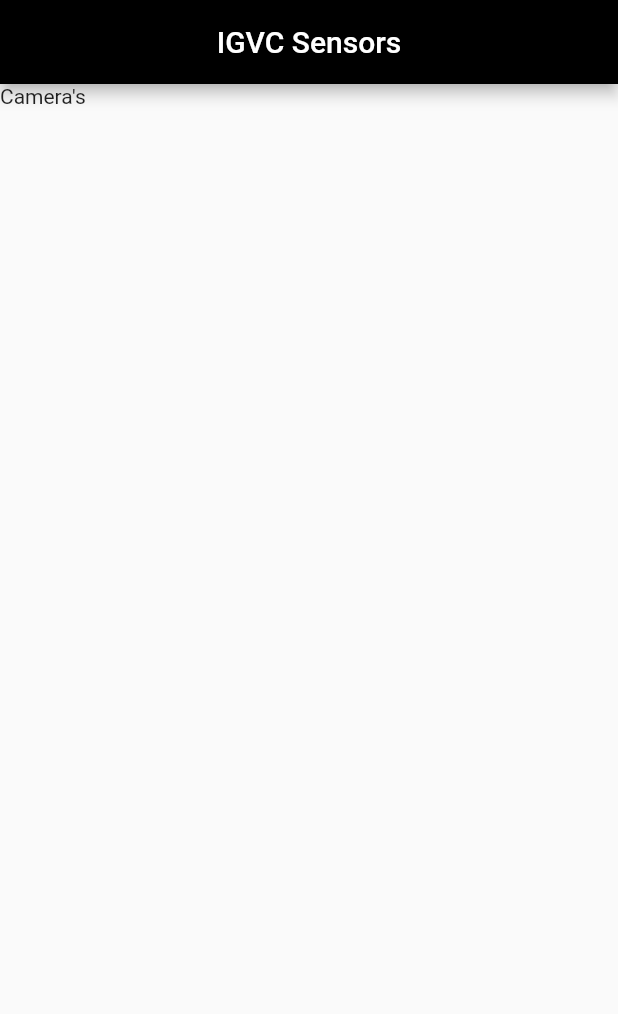
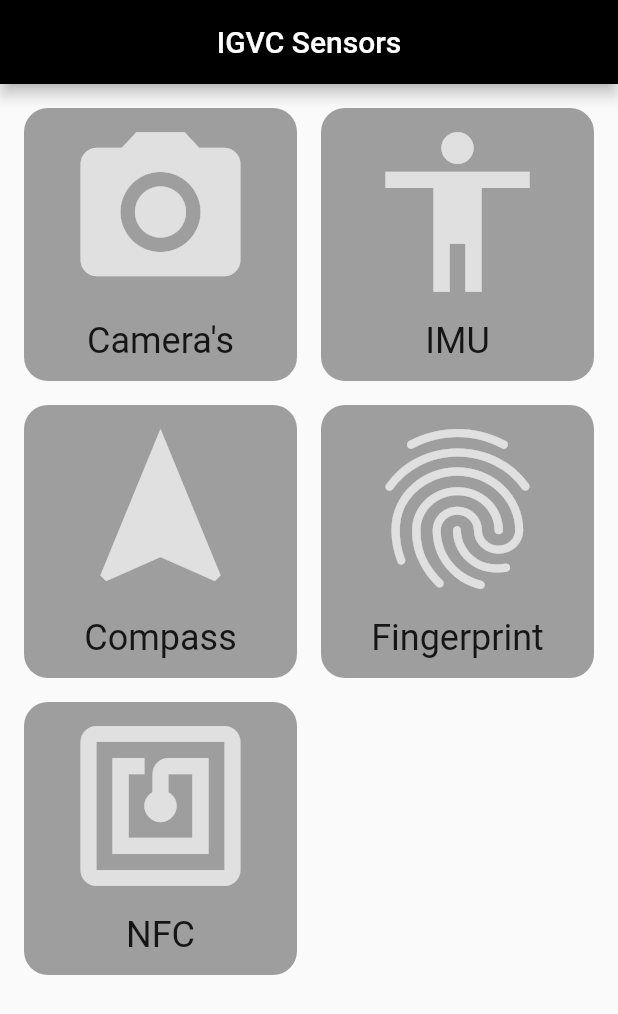
Before and after one commit to BYU-AGV/igvc_sensor_app, a Flutter app: the screen it shows after launch, on a phone screen of 412 x 824 dp. Shown: the top 1014 px of the screen. Run offline on Flutter 3.47's test engine with Material 2 defaults, Android fonts, the phone set to English and light mode, and no system bars.

Commit message:
- Added some icons for the tiles

```diff
--- a/lib/main.dart
+++ b/lib/main.dart
@@ -11,7 +11,7 @@ class MyApp extends StatelessWidget {
       title: 'Flutter Demo',
       theme: ThemeData(
         primaryColor: Colors.black,
-//        accentColor: Colors.grey,
+        accentColor: Colors.grey,
 //        primarySwatch: Colors.grey,
       ),
       home: MyHomePage(title: 'IGVC Sensors'),
@@ -28,28 +28,51 @@ class MyHomePage extends StatefulWidget {
 }
 
 class _MyHomePageState extends State<MyHomePage> {
-  int _counter = 0;
-  var sensors = [new Sensor("Camera's")];
-
-  void _incrementCounter() {
-    setState(() {
-      _counter++;
-    });
-  }
-
   @override
   Widget build(BuildContext context) {
+    var sensors = [
+      new Sensor(title: "Camera's", icon: Icons.camera_alt),
+      new Sensor(title: "IMU", icon: Icons.accessibility),
+      new Sensor(title: "Compass", icon: Icons.navigation),
+      new Sensor(title: "Fingerprint", icon: Icons.fingerprint),
+      new Sensor(title: "NFC", icon: Icons.nfc)
+    ];
     return Scaffold(
       appBar: AppBar(
         title: Center(child: Text(widget.title)),
       ),
       body: Center(
         child: GridView.count(
-          crossAxisCount: 2,
-          children: List.generate(sensors.length, (index) {
-            return Text(sensors[index].name);
-          })
-        ),
+            crossAxisCount: 2,
+            padding: EdgeInsets.all(16),
+            mainAxisSpacing: 16,
+            crossAxisSpacing: 16,
+            children: List.generate(sensors.length, (index) {
+              return Container(
+                decoration: BoxDecoration(
+                    color: Theme.of(context).accentColor,
+                    borderRadius: BorderRadius.all(Radius.circular(16.0))),
+                child: Center(
+                  child: Column(
+                    mainAxisAlignment: MainAxisAlignment.center,
+                    children: <Widget>[
+                      Icon(
+                        sensors[index].icon,
+                        color: Colors.grey[300],
+                        size: 128,
+                      ),
+                      Padding(
+                        padding: const EdgeInsets.all(8.0),
+                        child: Text(
+                          sensors[index].title,
+                          style: Theme.of(context).textTheme.headline,
+                        ),
+                      ),
+                    ],
+                  ),
+                ),
+              );
+            })),
       ),
     );
   }
--- a/lib/sensor.dart
+++ b/lib/sensor.dart
@@ -1,7 +1,8 @@
+import 'package:flutter/cupertino.dart';
+
 class Sensor {
-  String _name;
+  String title;
+  IconData icon;
 
-  Sensor(this._name);
-
-  String get name => _name;
+  Sensor({this.title, this.icon});
 }
```
